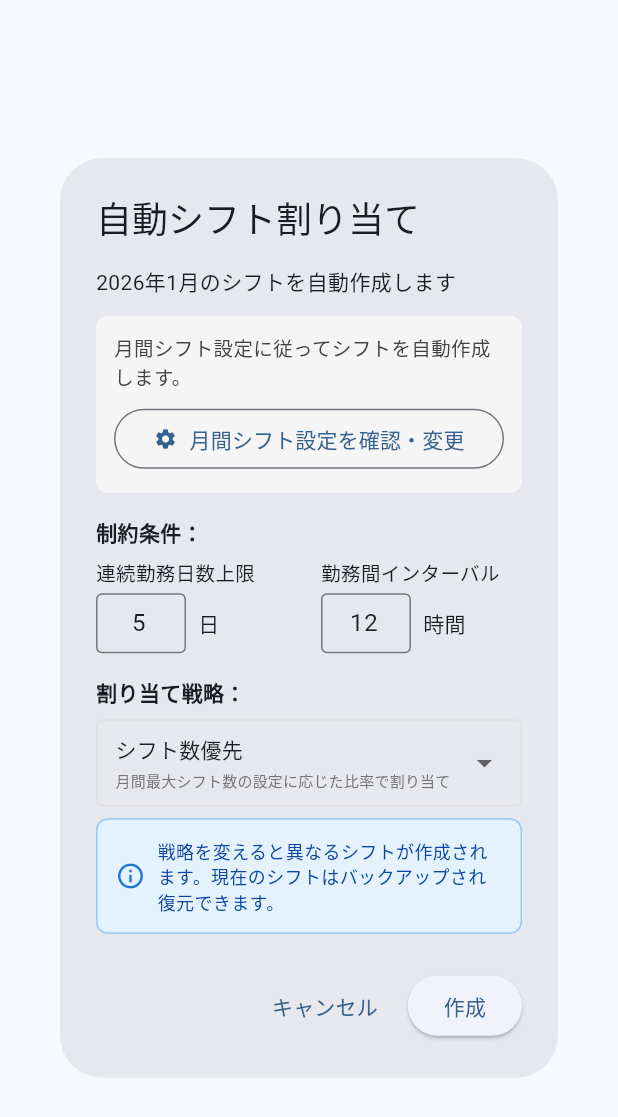
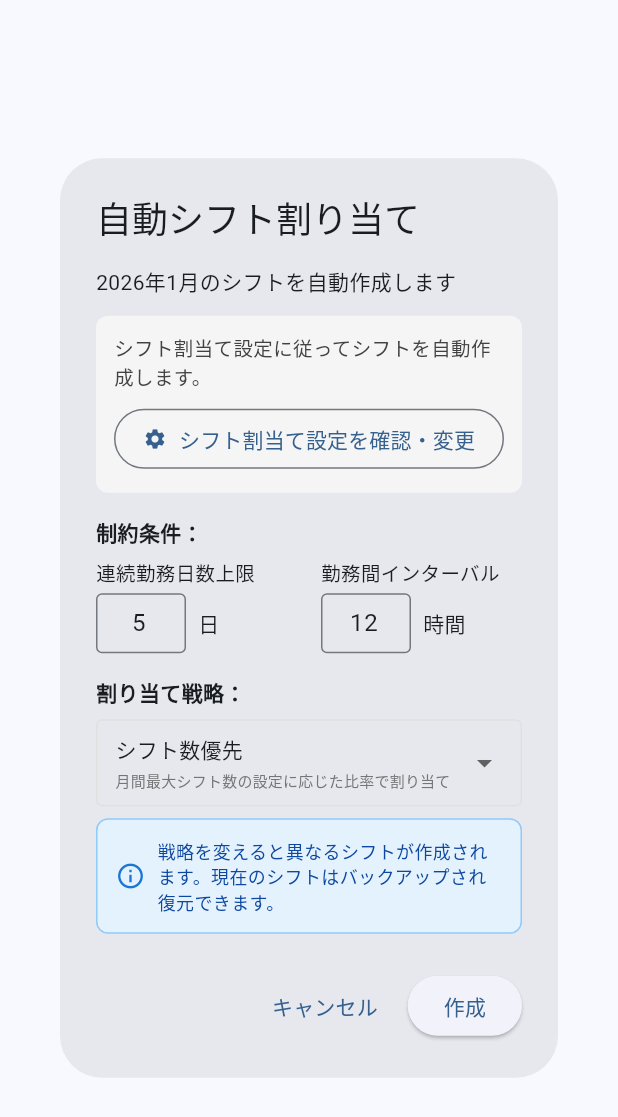
Before and after one commit to shi-takahashi/shift_kobo, a Flutter app: the AutoAssignmentDialog widget shown alone on an empty page, opened directly with empty values, on a phone screen of 412 x 824 dp. Shown: the top 1117 px of the screen. Run offline on Flutter 3.47's test engine with Material 3 defaults, Android fonts, the phone set to English and light mode, and no system bars; our stand-ins replace cloud_firestore, cloud_functions, file_picker, firebase_analytics, firebase_auth, firebase_core and 12 more; missing offline and left inert: excel, holiday_jp; accounts and stored records are empty; network calls fail.

Commit message:
文言調整

```diff
--- a/lib/screens/help_screen.dart
+++ b/lib/screens/help_screen.dart
@@ -1406,7 +1406,7 @@ class _HelpScreenState extends State<HelpScreen> {
                     crossAxisAlignment: CrossAxisAlignment.start,
                     children: [
                       _buildStaffSettingItem(
-                        '月間シフト設定',
+                        'シフト割当て設定',
                         '各シフトタイプの必要人数を曜日ごとに設定します。自動割り当て時にこの人数分のスタッフが割り当てられます。曜日毎の設定や特定日のみ割り当てを変えることも可能です',
                       ),
                       _buildStaffSettingItem(
--- a/lib/screens/monthly_shift_settings_screen.dart
+++ b/lib/screens/monthly_shift_settings_screen.dart
@@ -206,7 +206,7 @@ class _MonthlyShiftSettingsScreenState extends State<MonthlyShiftSettingsScreen>
   Widget build(BuildContext context) {
     return Scaffold(
       appBar: AppBar(
-        title: const Text('月間シフト設定'),
+        title: const Text('シフト割当て設定'),
         backgroundColor: Theme.of(context).colorScheme.primary,
         foregroundColor: Colors.white,
       ),
--- a/lib/screens/settings_screen.dart
+++ b/lib/screens/settings_screen.dart
@@ -1444,7 +1444,7 @@ class _SettingsScreenState extends State<SettingsScreen> {
             Text('• シフトデータ'),
             Text('• 制約条件'),
             Text('• シフト時間設定'),
-            Text('• 月間シフト設定'),
+            Text('• シフト割当て設定'),
             SizedBox(height: 16),
           ],
         ),
--- a/lib/screens/team_settings_screen.dart
+++ b/lib/screens/team_settings_screen.dart
@@ -101,7 +101,7 @@ class _TeamSettingsScreenState extends State<TeamSettingsScreen> {
         ),
         ListTile(
           leading: const Icon(Icons.calendar_today),
-          title: const Text('月間シフト設定'),
+          title: const Text('シフト割当て設定'),
           subtitle: const Text('各シフト時間の必要人数を設定'),
           trailing: const Icon(Icons.chevron_right),
           onTap: () {
--- a/lib/services/migration_service.dart
+++ b/lib/services/migration_service.dart
@@ -150,7 +150,7 @@ class MigrationService {
       await batch.commit();
       print('✅ バッチ書き込み完了');
 
-      // 5. SharedPreferencesから月間シフト設定を移行
+      // 5. SharedPreferencesからシフト割当て設定を移行
       final prefs = await SharedPreferences.getInstance();
       final shiftRequirements = <String, int>{};
 
--- a/lib/widgets/auto_assignment_dialog.dart
+++ b/lib/widgets/auto_assignment_dialog.dart
@@ -148,7 +148,7 @@ class _AutoAssignmentDialogState extends State<AutoAssignmentDialog> {
                       crossAxisAlignment: CrossAxisAlignment.start,
                       children: [
                         Text(
-                          '月間シフト設定に従ってシフトを自動作成します。',
+                          'シフト割当て設定に従ってシフトを自動作成します。',
                           style: TextStyle(
                             fontSize: 13,
                             color: Colors.grey.shade800,
@@ -160,7 +160,7 @@ class _AutoAssignmentDialogState extends State<AutoAssignmentDialog> {
                           child: OutlinedButton.icon(
                             onPressed: () => _navigateToMonthlyShiftSettings(),
                             icon: const Icon(Icons.settings, size: 16),
-                            label: const Text('月間シフト設定を確認・変更'),
+                            label: const Text('シフト割当て設定を確認・変更'),
                             style: OutlinedButton.styleFrom(
                               padding: const EdgeInsets.symmetric(vertical: 8),
                             ),
@@ -597,7 +597,7 @@ class _AutoAssignmentDialogState extends State<AutoAssignmentDialog> {
     );
   }
 
-  /// 月間シフト設定画面へ遷移
+  /// シフト割当て設定画面へ遷移
   void _navigateToMonthlyShiftSettings() {
     final shiftTimeProvider = Provider.of<ShiftTimeProvider>(context, listen: false);
     final monthlyRequirementsProvider = Provider.of<MonthlyRequirementsProvider>(context, listen: false);
@@ -623,7 +623,7 @@ class _AutoAssignmentDialogState extends State<AutoAssignmentDialog> {
       builder: (dialogContext) => AlertDialog(
         title: const Text('必要人数が未設定です'),
         content: const Text(
-          '自動作成するには、月間シフト設定で各シフトタイプの必要人数を1以上に設定してください。',
+          '自動作成するには、シフト割当て設定で各シフトタイプの必要人数を1以上に設定してください。',
         ),
         actions: [
           TextButton(
@@ -643,7 +643,7 @@ class _AutoAssignmentDialogState extends State<AutoAssignmentDialog> {
       final shiftTimeProvider = Provider.of<ShiftTimeProvider>(context, listen: false);
       final monthlyRequirementsProvider = Provider.of<MonthlyRequirementsProvider>(context, listen: false);
 
-      // 自動作成ダイアログを閉じてから月間シフト設定画面へ遷移
+      // 自動作成ダイアログを閉じてからシフト割当て設定画面へ遷移
       Navigator.of(context).pop();
       Navigator.of(context).push(
         MaterialPageRoute(
```
Also changed, not shown: lib/widgets/welcome_dialog.dart (+6 -4 lines).
